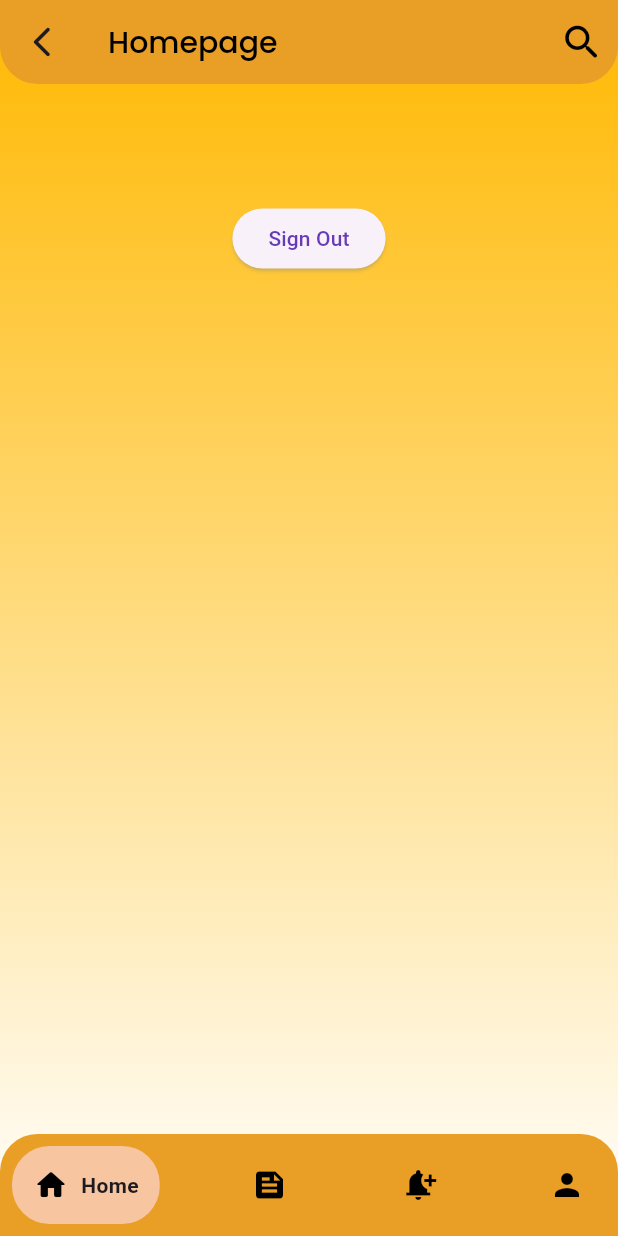
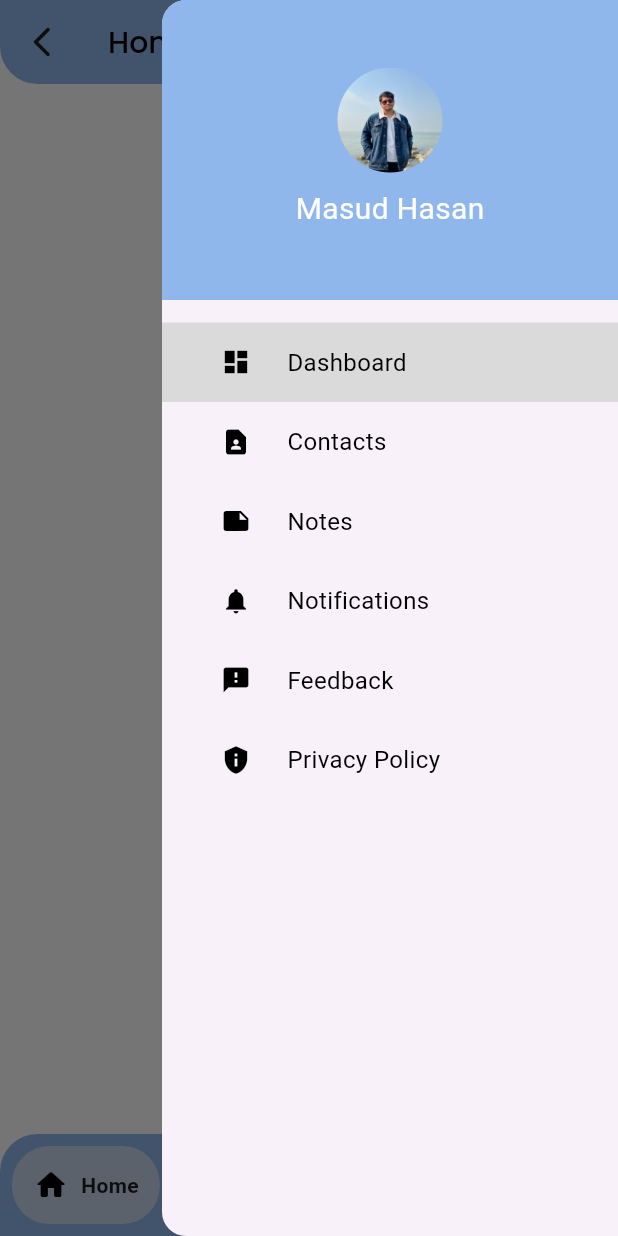
Before and after one commit to RudroMozumdar/PoraoApp, a Flutter app: the screen it shows once a user with an empty profile is signed in, with the side drawer open (before the commit the screen has no drawer), on a phone screen of 412 x 824 dp. Run offline on Flutter 3.47's test engine with Material 3 defaults, Android fonts, the phone set to English and light mode, and no system bars; drawn by our look-alikes of google_nav_bar; our stand-ins replace firebase_auth, firebase_core; accounts and stored records are empty.

Commit message:
Drawer Added

```diff
--- a/lib/common/all_import.dart
+++ b/lib/common/all_import.dart
@@ -14,6 +14,7 @@ export 'package:porao_app/dashboard/dashboard.dart';
 export 'package:porao_app/common/fonts.dart';
 export 'package:porao_app/common/colors.dart';
 export 'package:porao_app/common/custom_textfield.dart';
+export 'package:porao_app/common/custom_drawer.dart';
 export 'package:porao_app/common/themes.dart';
 export 'package:porao_app/common/custom_app_bar.dart';
 export 'package:porao_app/features/student_request.dart';
--- a/lib/common/colors.dart
+++ b/lib/common/colors.dart
@@ -1,6 +1,6 @@
 import 'package:porao_app/common/all_import.dart';
 
-Color primaryColor = const Color.fromARGB(255, 233, 158, 38);
-Color seconderyColor = const Color.fromARGB(255, 247, 197, 159);
-Color primaryButtonColor = const Color.fromARGB(255, 233, 158, 38);
-Color seconderyButtonColor = const Color.fromARGB(255, 233, 158, 38);
+Color primaryColor = const Color.fromARGB(255, 144, 183, 235);
+Color seconderyColor = const Color.fromARGB(255, 199, 214, 234);
+Color primaryButtonColor = const Color.fromARGB(255, 166, 196, 235);
+Color seconderyButtonColor = const Color.fromARGB(255, 151, 187, 234);
--- a/lib/common/custom_app_bar.dart
+++ b/lib/common/custom_app_bar.dart
@@ -21,23 +21,23 @@ class CustomAppBar extends StatelessWidget implements PreferredSizeWidget {
       ),
       shape: const RoundedRectangleBorder(
           borderRadius: BorderRadius.vertical(bottom: Radius.circular(25))),
-      backgroundColor: const Color.fromARGB(255, 233, 158, 38),
+      backgroundColor: primaryColor,
       leading: IconButton(
         onPressed: () {
           Navigator.pop(context);
         },
         icon: const Icon(Icons.arrow_back_ios_new_rounded),
       ),
-      actions: [
-        IconButton(
-          onPressed: () {},
-          icon: const Icon(
-            Icons.search_rounded,
-            size: 30,
-            color: Colors.black,
-          ),
-        )
-      ],
+      // actions: [
+      //   IconButton(
+      //     onPressed: () {},
+      //     icon: const Icon(
+      //       Icons.menu,
+      //       size: 30,
+      //       color: Colors.black,
+      //     ),
+      //   )
+      // ],
     );
   }
 
--- /dev/null
+++ b/lib/common/custom_drawer.dart
@@ -0,0 +1,128 @@
+import 'package:porao_app/common/all_import.dart';
+// https://youtu.be/ufer4QTFTO8
+
+class CustomDrawer extends StatelessWidget implements PreferredSizeWidget {
+  final String username;
+  const CustomDrawer({
+    super.key,
+    required this.username,
+  });
+
+  @override
+  Widget build(BuildContext context) {
+    return Drawer(
+      child: SingleChildScrollView(
+        child: Column(
+          children: [
+            drawerHeader(),
+            drawerList(),
+          ],
+        ),
+      ),
+    );
+  }
+
+  Widget drawerHeader() {
+    return Container(
+      color: primaryColor,
+      height: 200,
+      width: double.infinity,
+      padding: const EdgeInsets.only(top: 20),
+      child: Column(
+        mainAxisAlignment: MainAxisAlignment.center,
+        children: [
+          Container(
+            margin: const EdgeInsets.only(bottom: 10),
+            height: 70,
+            decoration: const BoxDecoration(
+              shape: BoxShape.circle,
+              image: DecorationImage(
+                  image: AssetImage(
+                "assets/images/masud_high_quality.png",
+              )),
+            ),
+          ),
+          const Text(
+            "Masud Hasan",
+            style: TextStyle(
+              fontSize: 20,
+              color: Colors.white,
+            ),
+          ),
+          Text(
+            Auth().currentUser?.email ?? 'User Email',
+            style: const TextStyle(
+              fontSize: 14,
+              color: Colors.white,
+            ),
+          ),
+        ],
+      ),
+    );
+  }
+
+  Widget drawerList() {
+    return Container(
+      padding: const EdgeInsets.only(top: 15),
+      child: Column(
+        children: [
+          menuItem(1, "Dashboard", Icons.dashboard, true),
+          menuItem(1, "Contacts", Icons.contact_page, false),
+          menuItem(1, "Notes", Icons.note, false),
+          menuItem(1, "Notifications", Icons.notifications, false),
+          menuItem(1, "Feedback", Icons.feedback, false),
+          menuItem(1, "Privacy Policy", Icons.privacy_tip, false),
+        ],
+      ),
+    );
+  }
+
+  Widget menuItem(int id, String title, IconData icon, bool selected) {
+    return Material(
+      color: selected
+          ? const Color.fromARGB(255, 218, 218, 218)
+          : Colors.transparent,
+      child: InkWell(
+        onTap: () {},
+        child: Padding(
+          padding: const EdgeInsets.all(15),
+          child: Row(
+            children: [
+              Expanded(
+                child: Icon(
+                  icon,
+                  size: 20,
+                  color: Colors.black,
+                ),
+              ),
+              Expanded(
+                flex: 3,
+                child: Text(
+                  title,
+                  style: const TextStyle(
+                    color: Colors.black,
+                    fontSize: 16,
+                  ),
+                ),
+              ),
+            ],
+          ),
+        ),
+      ),
+    );
+  }
+
+  @override
+  Size get preferredSize => const Size.fromHeight(56);
+}
+
+enum DrawerSectons {
+  dashboard,
+  contacts,
+  events,
+  notes,
+  settings,
+  notifications,
+  privacypolicy,
+  fedback,
+}
--- a/lib/dashboard/dashboard.dart
+++ b/lib/dashboard/dashboard.dart
@@ -44,8 +44,8 @@ class _DashboardState extends State<Dashboard> {
               text: 'Home',
             ),
             GButton(
-              icon: Icons.feed,
-              text: 'Feed',
+              icon: Icons.add,
+              text: 'Ask',
             ),
             GButton(
               icon: Icons.notification_add,
@@ -79,11 +79,7 @@ class _DashboardState extends State<Dashboard> {
   Widget build(BuildContext context) {
     return Container(
       decoration: const BoxDecoration(
-        gradient: LinearGradient(
-          colors: [Color.fromARGB(255, 255, 184, 0), Colors.white],
-          begin: Alignment.topCenter,
-          end: Alignment.bottomCenter,
-        ),
+        color: Colors.white,
       ),
       child: Scaffold(
         backgroundColor: Colors.transparent,
@@ -103,6 +99,9 @@ class _DashboardState extends State<Dashboard> {
 
         // Nav Bar
         bottomNavigationBar: _navBar(),
+        endDrawer: CustomDrawer(
+          username: Auth().currentUser?.email ?? 'User Email',
+        ),
       ),
     );
   }
--- a/lib/dashboard/homepage.dart
+++ b/lib/dashboard/homepage.dart
@@ -18,7 +18,8 @@ class _HomePageState extends State<HomePage> {
           children: [
             Text(
               user?.email ?? 'User Email',
-              style: const TextStyle(fontSize: 20, color: Colors.white),
+              style: const TextStyle(
+                  fontSize: 20, color: Color.fromARGB(255, 0, 0, 0)),
             ),
             ElevatedButton(
               onPressed: () {
```
Also changed, not shown: pubspec.lock, 1 other file.
